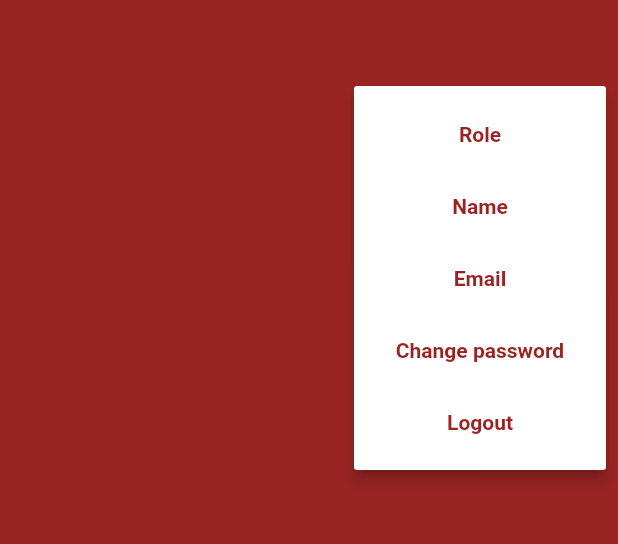
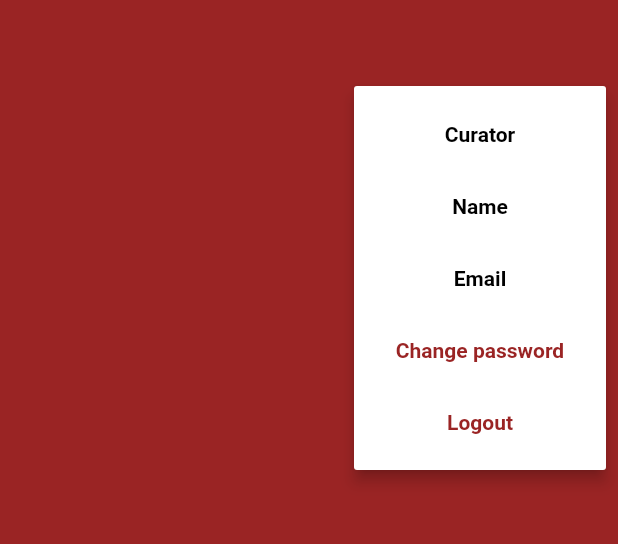
Before and after one commit to vaishu1312/newstuck, a Flutter app: the CustomAppBar widget shown alone on an empty page, opened directly, after a tap on the "account circle" icon, on a phone screen of 412 x 824 dp, the part 64-608 px from its top. Run offline on Flutter 3.47's test engine with Material 2 defaults, Android fonts, the phone set to English and light mode, and no system bars; our stand-ins replace rounded_loading_button, shared_preferences, webview_flutter; missing offline and left inert: dropdownfield, easy_web_view; accounts and stored records are empty; network calls fail.

Commit message:
Minor fix

```diff
--- a/lib/vaishali/appBar.dart
+++ b/lib/vaishali/appBar.dart
@@ -18,7 +18,7 @@ class CustomAppBar extends StatefulWidget implements PreferredSizeWidget {
 
 class CustomAppBarState extends State<CustomAppBar> {
   List<String> options = <String>[
-    'Role',
+    'Curator',
     'Name',
     'Email',
     'Change password',
@@ -73,7 +73,7 @@ class CustomAppBarState extends State<CustomAppBar> {
                     Text(
                       choice,
                       style: TextStyle(
-                          color: Color(0xFF9a2424),
+                          color: (options.indexOf(choice)==3 || options.indexOf(choice)==4) ? Color(0xFF9a2424):Colors.black,
                           fontSize: 14,
                           fontWeight: FontWeight.bold),
                     ),
--- a/lib/vaishali/headline.dart
+++ b/lib/vaishali/headline.dart
@@ -53,21 +53,25 @@ class HeaderRowState extends State<HeaderRow> {
   Widget build(BuildContext context) {
     bool dialog_response;
     Map<int,String> week_day={1:'Mon',2:'Tue',3:'Wed',4:'Thu',5:'Fri',6:'Sat',7:'Sun'};
+    Map<int,String> month_val ={1:'Jan',2:'Feb',3:'Mar',4:'Apr',5:'May',6:'Jun',7:'Jul',8:'Aug',9:'Sep',10:'Oct',11:'Nov',12:'Dec'};
 
     var date_time = feedItem["publishDate"].split("T");
    var date_arr= date_time[0].split("-");
    var date=new DateTime(int.parse(date_arr[0]),int.parse(date_arr[1]),int.parse(date_arr[2]));
    //year,month,day
    int n =date.weekday;
+   int m= date.month;
    var idx = week_day.keys.firstWhere( (k) => (k==n) , orElse: () => null);
+   var mon_idx= month_val.keys.firstWhere( (k) => (k==m) , orElse: () => null);
    var day=week_day[idx];
+   var month =week_day[mon_idx];
 
     return Column(
       //mainAxisSize: MainAxisSize.min,
       children: [
         ListTile(
           title: MyLink(feedItem["title"], feedItem["href"]),
-          subtitle: Text(day+" "+date_arr[2]+" "+date_arr[1]+" "+date_arr[0]+" | " +
+          subtitle: Text(day+" "+month+" "+date_arr[1]+" "+date_arr[0]+" | " +
               date_time[1] +
               " | " +
               feedItem["category"]),
```
